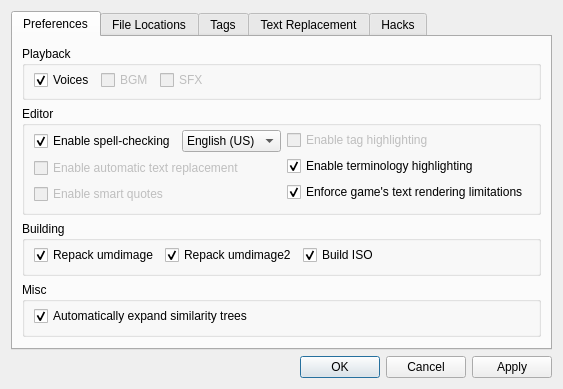
First picture: the form in qt/ui/settings.ui, repository ThunderGemios10/The-Super-Duper-Script-Editor, before the edit.
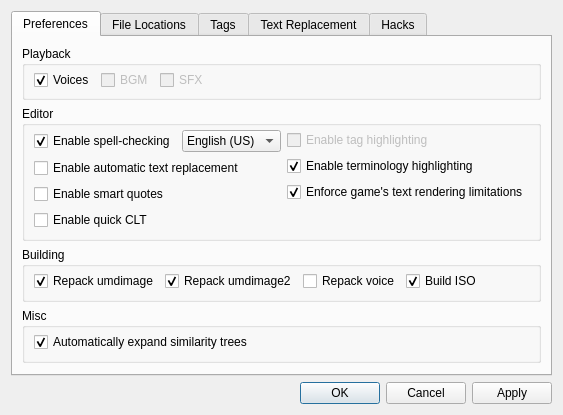
Second picture: the form after the edit. Icons and pictures are not drawn.

Diff of the .ui file:
```diff
--- a/qt/ui/settings.ui
+++ b/qt/ui/settings.ui
@@ -7,7 +7,7 @@
     <x>0</x>
     <y>0</y>
     <width>511</width>
-    <height>350</height>
+    <height>373</height>
    </rect>
   </property>
   <property name="windowTitle">
@@ -161,7 +161,7 @@
             <item>
              <widget class="QCheckBox" name="chkTextRepl">
               <property name="enabled">
-               <bool>false</bool>
+               <bool>true</bool>
               </property>
               <property name="text">
                <string>Enable automatic text replacement</string>
@@ -171,13 +171,26 @@
             <item>
              <widget class="QCheckBox" name="chkSmartQuotes">
               <property name="enabled">
-               <bool>false</bool>
+               <bool>true</bool>
+              </property>
+              <property name="toolTip">
+               <string>Automatically replaces straight apostrophes and quotes with angled versions.</string>
               </property>
               <property name="text">
                <string>Enable smart quotes</string>
               </property>
              </widget>
             </item>
+            <item>
+             <widget class="QCheckBox" name="chkQuickClt">
+              <property name="toolTip">
+               <string>Automatically replaces &lt;X&gt; with &lt;CLT X&gt;&lt;CLT&gt; or &lt;CLT&gt;&lt;CLT X&gt;&lt;CLT&gt;&lt;CLT Y&gt; if there's an active CLT (Y) at the cursor.</string>
+              </property>
+              <property name="text">
+               <string>Enable quick CLT</string>
+              </property>
+             </widget>
+            </item>
            </layout>
           </item>
           <item>
@@ -212,6 +225,19 @@
               </property>
              </widget>
             </item>
+            <item>
+             <spacer name="verticalSpacer_3">
+              <property name="orientation">
+               <enum>Qt::Vertical</enum>
+              </property>
+              <property name="sizeHint" stdset="0">
+               <size>
+                <width>20</width>
+                <height>40</height>
+               </size>
+              </property>
+             </spacer>
+            </item>
            </layout>
           </item>
           <item>
@@ -262,6 +288,13 @@
             </property>
            </widget>
           </item>
+          <item>
+           <widget class="QCheckBox" name="chkPackVoice">
+            <property name="text">
+             <string>Repack voice</string>
+            </property>
+           </widget>
+          </item>
           <item>
            <widget class="QCheckBox" name="chkBuildISO">
             <property name="text">
```
Left out of the diff: 144 changed lines with no effect on the pictures.
